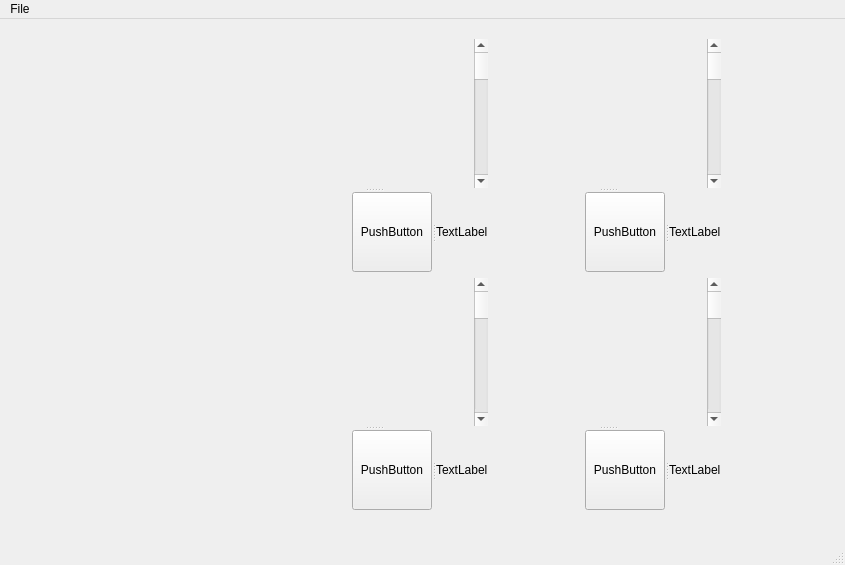
Qt form mainwindow.ui (HuaiyuanPENG/AirwaySegmrnt) before a commit.
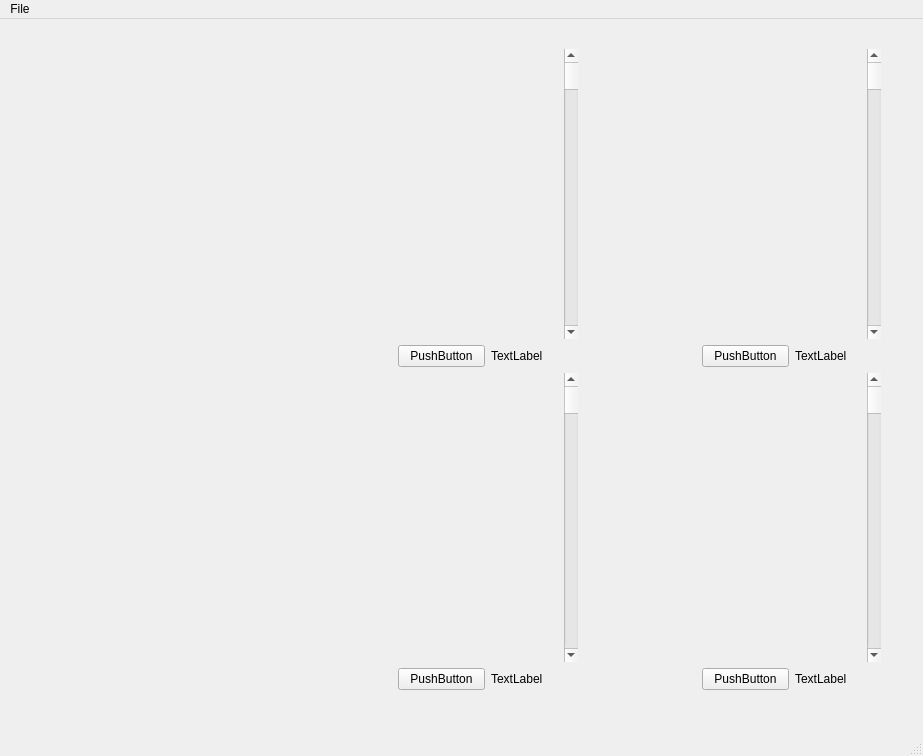
The same form after that commit. Custom widgets are drawn as their Qt base class.

Commit message: the direction is up and down

Diff of the .ui file:
```diff
--- a/mainwindow.ui
+++ b/mainwindow.ui
@@ -6,249 +6,279 @@
    <rect>
     <x>0</x>
     <y>0</y>
-    <width>845</width>
-    <height>565</height>
+    <width>923</width>
+    <height>756</height>
    </rect>
   </property>
+  <property name="sizePolicy">
+   <sizepolicy hsizetype="Minimum" vsizetype="Minimum">
+    <horstretch>0</horstretch>
+    <verstretch>0</verstretch>
+   </sizepolicy>
+  </property>
+  <property name="sizeIncrement">
+   <size>
+    <width>0</width>
+    <height>0</height>
+   </size>
+  </property>
   <property name="windowTitle">
    <string>MainWindow</string>
   </property>
   <widget class="QWidget" name="centralwidget">
-   <widget class="QWidget" name="">
+   <widget class="QWidget" name="layoutWidget">
     <property name="geometry">
      <rect>
-      <x>260</x>
-      <y>20</y>
-      <width>461</width>
-      <height>471</height>
+      <x>280</x>
+      <y>30</y>
+      <width>601</width>
+      <height>641</height>
      </rect>
     </property>
     <layout class="QGridLayout" name="gridLayout">
      <item row="0" column="0">
-      <widget class="QSplitter" name="splitter_2">
-       <property name="orientation">
-        <enum>Qt::Vertical</enum>
-       </property>
-       <widget class="QWidget" name="">
-        <layout class="QHBoxLayout" name="horizontalLayout">
+      <layout class="QVBoxLayout" name="HLayout" stretch="1,0">
+       <item>
+        <layout class="QHBoxLayout" name="horizontalLayout_9">
          <item>
           <widget class="QVTKWidget" name="HorizontalWindow"/>
          </item>
          <item>
-          <widget class="QScrollBar" name="verticalScrollBar">
+          <widget class="QScrollBar" name="verticalScrollBar_5">
            <property name="orientation">
             <enum>Qt::Vertical</enum>
            </property>
           </widget>
          </item>
         </layout>
-       </widget>
-       <widget class="QWidget" name="">
-        <layout class="QHBoxLayout" name="horizontalLayout_2">
+       </item>
+       <item>
+        <layout class="QHBoxLayout" name="horizontalLayout_3">
          <item>
-          <spacer name="horizontalSpacer">
+          <spacer name="horizontalSpacer_5">
            <property name="orientation">
             <enum>Qt::Horizontal</enum>
            </property>
            <property name="sizeHint" stdset="0">
             <size>
-             <width>23</width>
-             <height>29</height>
+             <width>118</width>
+             <height>16</height>
             </size>
            </property>
           </spacer>
          </item>
          <item>
-          <widget class="QSplitter" name="splitter">
-           <property name="orientation">
-            <enum>Qt::Horizontal</enum>
+          <widget class="QPushButton" name="pushButton_5">
+           <property name="sizePolicy">
+            <sizepolicy hsizetype="Expanding" vsizetype="Expanding">
+             <horstretch>0</horstretch>
+             <verstretch>0</verstretch>
+            </sizepolicy>
            </property>
-           <widget class="QPushButton" name="pushButton">
-            <property name="text">
-             <string>PushButton</string>
-            </property>
-           </widget>
-           <widget class="QLabel" name="label">
-            <property name="text">
-             <string>TextLabel</string>
-            </property>
-           </widget>
+           <property name="text">
+            <string>PushButton</string>
+           </property>
+          </widget>
+         </item>
+         <item>
+          <widget class="QLabel" name="label_5">
+           <property name="sizePolicy">
+            <sizepolicy hsizetype="Expanding" vsizetype="Expanding">
+             <horstretch>0</horstretch>
+             <verstretch>0</verstretch>
+            </sizepolicy>
+           </property>
+           <property name="text">
+            <string>TextLabel</string>
+           </property>
           </widget>
          </item>
         </layout>
-       </widget>
-      </widget>
+       </item>
+      </layout>
      </item>
      <item row="0" column="1">
-      <widget class="QSplitter" name="splitter_5">
-       <property name="orientation">
-        <enum>Qt::Vertical</enum>
-       </property>
-       <widget class="QWidget" name="layoutWidget_3">
-        <layout class="QHBoxLayout" name="horizontalLayout_5">
+      <layout class="QVBoxLayout" name="SLayout" stretch="1,0">
+       <item>
+        <layout class="QHBoxLayout" name="horizontalLayout_11">
          <item>
           <widget class="QVTKWidget" name="SagittalWindow"/>
          </item>
          <item>
-          <widget class="QScrollBar" name="verticalScrollBar_3">
+          <widget class="QScrollBar" name="verticalScrollBar_7">
            <property name="orientation">
             <enum>Qt::Vertical</enum>
            </property>
           </widget>
          </item>
         </layout>
-       </widget>
-       <widget class="QWidget" name="layoutWidget_4">
-        <layout class="QHBoxLayout" name="horizontalLayout_6">
+       </item>
+       <item>
+        <layout class="QHBoxLayout" name="horizontalLayout_7">
          <item>
-          <spacer name="horizontalSpacer_3">
+          <spacer name="horizontalSpacer_7">
            <property name="orientation">
             <enum>Qt::Horizontal</enum>
            </property>
            <property name="sizeHint" stdset="0">
             <size>
-             <width>23</width>
-             <height>29</height>
+             <width>118</width>
+             <height>16</height>
             </size>
            </property>
           </spacer>
          </item>
          <item>
-          <widget class="QSplitter" name="splitter_3">
-           <property name="orientation">
-            <enum>Qt::Horizontal</enum>
+          <widget class="QPushButton" name="pushButton_7">
+           <property name="sizePolicy">
+            <sizepolicy hsizetype="Expanding" vsizetype="Expanding">
+             <horstretch>0</horstretch>
+             <verstretch>0</verstretch>
+            </sizepolicy>
            </property>
-           <widget class="QPushButton" name="pushButton_3">
-            <property name="text">
-             <string>PushButton</string>
-            </property>
-           </widget>
-           <widget class="QLabel" name="label_3">
-            <property name="text">
-             <string>TextLabel</string>
-            </property>
-           </widget>
+           <property name="text">
+            <string>PushButton</string>
+           </property>
+          </widget>
+         </item>
+         <item>
+          <widget class="QLabel" name="label_7">
+           <property name="sizePolicy">
+            <sizepolicy hsizetype="Expanding" vsizetype="Expanding">
+             <horstretch>0</horstretch>
+             <verstretch>0</verstretch>
+            </sizepolicy>
+           </property>
+           <property name="text">
+            <string>TextLabel</string>
+           </property>
           </widget>
          </item>
         </layout>
-       </widget>
-      </widget>
+       </item>
+      </layout>
      </item>
      <item row="1" column="0">
-      <widget class="QSplitter" name="splitter_8">
-       <property name="orientation">
-        <enum>Qt::Vertical</enum>
-       </property>
-       <widget class="QWidget" name="layoutWidget_7">
-        <layout class="QHBoxLayout" name="horizontalLayout_9">
-         <item>
-          <widget class="QVTKWidget" name="qvtkWidget_5"/>
-         </item>
-         <item>
-          <widget class="QScrollBar" name="verticalScrollBar_5">
-           <property name="orientation">
-            <enum>Qt::Vertical</enum>
-           </property>
-          </widget>
-         </item>
-        </layout>
-       </widget>
-       <widget class="QWidget" name="layoutWidget_8">
+      <layout class="QVBoxLayout" name="D3Layout" stretch="1,0">
+       <item>
         <layout class="QHBoxLayout" name="horizontalLayout_10">
          <item>
-          <spacer name="horizontalSpacer_5">
+          <widget class="QVTKWidget" name="qvtkWidget_6"/>
+         </item>
+         <item>
+          <widget class="QScrollBar" name="verticalScrollBar_6">
+           <property name="orientation">
+            <enum>Qt::Vertical</enum>
+           </property>
+          </widget>
+         </item>
+        </layout>
+       </item>
+       <item>
+        <layout class="QHBoxLayout" name="horizontalLayout_4">
+         <item>
+          <spacer name="horizontalSpacer_6">
            <property name="orientation">
             <enum>Qt::Horizontal</enum>
            </property>
            <property name="sizeHint" stdset="0">
             <size>
-             <width>23</width>
-             <height>29</height>
+             <width>118</width>
+             <height>16</height>
             </size>
            </property>
           </spacer>
          </item>
          <item>
-          <widget class="QSplitter" name="splitter_9">
-           <property name="orientation">
-            <enum>Qt::Horizontal</enum>
+          <widget class="QPushButton" name="pushButton_6">
+           <property name="sizePolicy">
+            <sizepolicy hsizetype="Expanding" vsizetype="Expanding">
+             <horstretch>0</horstretch>
+             <verstretch>0</verstretch>
+            </sizepolicy>
            </property>
-           <widget class="QPushButton" name="pushButton_5">
-            <property name="text">
-             <string>PushButton</string>
-            </property>
-           </widget>
-           <widget class="QLabel" name="label_5">
-            <property name="text">
-             <string>TextLabel</string>
-            </property>
-           </widget>
+           <property name="text">
+            <string>PushButton</string>
+           </property>
+          </widget>
+         </item>
+         <item>
+          <widget class="QLabel" name="label_6">
+           <property name="sizePolicy">
+            <sizepolicy hsizetype="Expanding" vsizetype="Expanding">
+             <horstretch>0</horstretch>
+             <verstretch>0</verstretch>
+            </sizepolicy>
+           </property>
+           <property name="text">
+            <string>TextLabel</string>
+           </property>
           </widget>
          </item>
         </layout>
-       </widget>
-      </widget>
+       </item>
+      </layout>
      </item>
      <item row="1" column="1">
-      <widget class="QSplitter" name="splitter_6">
-       <property name="orientation">
-        <enum>Qt::Vertical</enum>
-       </property>
-       <widget class="QWidget" name="layoutWidget_5">
-        <layout class="QHBoxLayout" name="horizontalLayout_7">
+      <layout class="QVBoxLayout" name="CLayout" stretch="1,0">
+       <item>
+        <layout class="QHBoxLayout" name="horizontalLayout_12">
          <item>
           <widget class="QVTKWidget" name="CoronalWindow"/>
          </item>
          <item>
-          <widget class="QScrollBar" name="verticalScrollBar_4">
+          <widget class="QScrollBar" name="verticalScrollBar_8">
            <property name="orientation">
             <enum>Qt::Vertical</enum>
            </property>
           </widget>
          </item>
         </layout>
-       </widget>
-       <widget class="QWidget" name="layoutWidget_6">
-        <layout class="QHBoxLayout" name="horizontalLayout_8">
+       </item>
+       <item>
+        <layout class="QHBoxLayout" name="horizontalLayout_5">
          <item>
-          <spacer name="horizontalSpacer_4">
+          <spacer name="horizontalSpacer_8">
            <property name="orientation">
             <enum>Qt::Horizontal</enum>
            </property>
            <property name="sizeHint" stdset="0">
             <size>
-             <width>23</width>
-             <height>29</height>
+             <width>118</width>
+             <height>16</height>
             </size>
            </property>
           </spacer>
          </item>
          <item>
-          <widget class="QSplitter" name="splitter_7">
-           <property name="orientation">
-            <enum>Qt::Horizontal</enum>
+          <widget class="QPushButton" name="pushButton_8">
+           <property name="sizePolicy">
+            <sizepolicy hsizetype="Expanding" vsizetype="Expanding">
+             <horstretch>0</horstretch>
+             <verstretch>0</verstretch>
+            </sizepolicy>
            </property>
-           <widget class="QPushButton" name="pushButton_4">
-            <property name="sizePolicy">
-             <sizepolicy hsizetype="Minimum" vsizetype="Fixed">
-              <horstretch>0</horstretch>
-              <verstretch>0</verstretch>
-             </sizepolicy>
-            </property>
-            <property name="text">
-             <string>PushButton</string>
-            </property>
-           </widget>
-           <widget class="QLabel" name="label_4">
-            <property name="text">
-             <string>TextLabel</string>
-            </property>
-           </widget>
+           <property name="text">
+            <string>PushButton</string>
+           </property>
+          </widget>
+         </item>
+         <item>
+          <widget class="QLabel" name="label_8">
+           <property name="sizePolicy">
+            <sizepolicy hsizetype="Expanding" vsizetype="Expanding">
+             <horstretch>0</horstretch>
+             <verstretch>0</verstretch>
+            </sizepolicy>
+           </property>
+           <property name="text">
+            <string>TextLabel</string>
+           </property>
           </widget>
          </item>
         </layout>
-       </widget>
-      </widget>
+       </item>
+      </layout>
      </item>
     </layout>
    </widget>
@@ -258,7 +288,7 @@
     <rect>
      <x>0</x>
      <y>0</y>
-     <width>845</width>
+     <width>923</width>
      <height>22</height>
     </rect>
    </property>
```
The commit also changes 1 other file.
